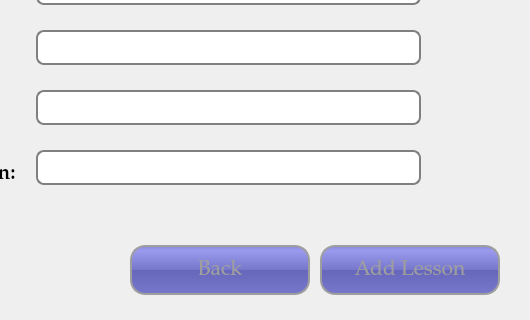
The window that UI/AddLessonPageUI.ui (tural777/FinalProject) describes before a commit, drawn with Qt 5; both pictures show x 270 to 800 and y 280 to 600 of the 800 by 600 pixel window.
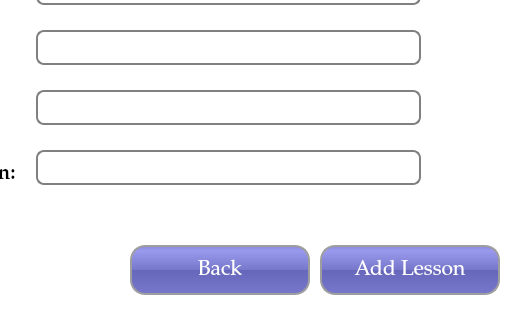
The same window after the commit.

```diff
--- a/UI/AddLessonPageUI.ui
+++ b/UI/AddLessonPageUI.ui
@@ -31,6 +31,9 @@
   <property name="windowTitle">
    <string>Term Spors Complex</string>
   </property>
+  <property name="styleSheet">
+   <string notr="true">background-color: rgb(255, 255, 255);</string>
+  </property>
   <widget class="QPushButton" name="btn_back">
    <property name="geometry">
     <rect>
@@ -55,7 +58,7 @@
 	border: 2px solid #9E9E9E;
 	border-radius: 15px;
 	background-color: QLinearGradient( x1: 0, y1: 0, x2: 0, y2: 1, stop: 0 #88d, stop: 0.1 #99e, stop: 0.49 #77c, stop: 0.5 #66b, stop: 1 #77c);
-	color: #9E9E9E;
+	color: #FFFFFF;
 }
 QPushButton:hover{
 	color: #FFFFFF;
@@ -96,7 +99,7 @@
 	border: 2px solid #9E9E9E;
 	border-radius: 15px;
 	background-color: QLinearGradient( x1: 0, y1: 0, x2: 0, y2: 1, stop: 0 #88d, stop: 0.1 #99e, stop: 0.49 #77c, stop: 0.5 #66b, stop: 1 #77c);
-	color: #9E9E9E;
+	color: #FFFFFF;
 }
 QPushButton:hover{
 	color: #FFFFFF;
```
Left out of the diff: 40 changed lines with no effect on the pictures.
